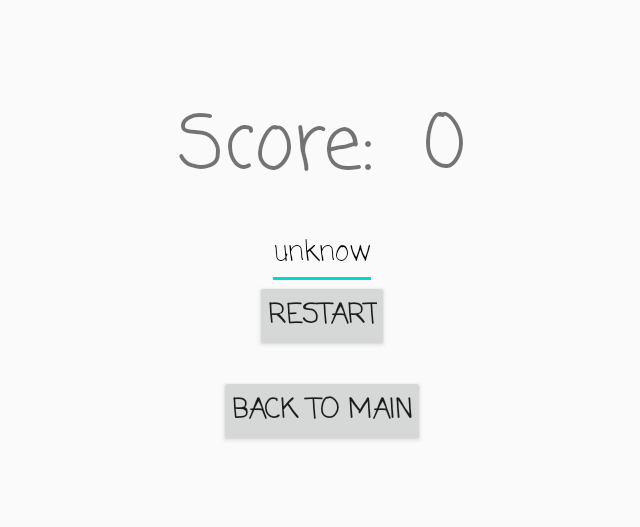
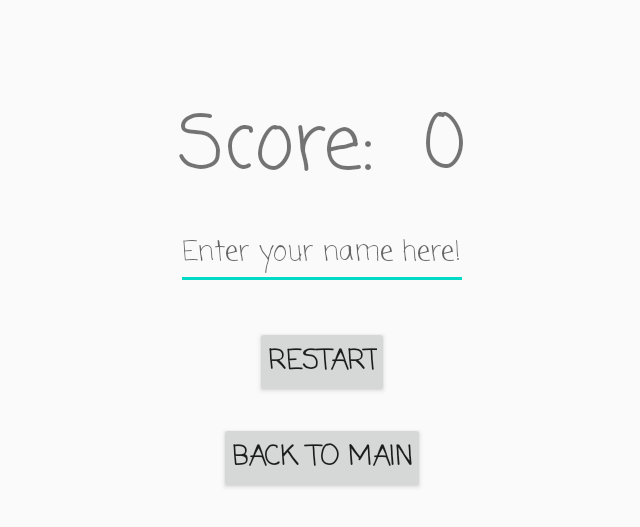
Before and after one commit to ZEZAY/PaPaDot, an Android app: the GameOverActivity screen opened directly, with no data from a screen before it, on a phone screen of 824 x 412 dp (held sideways). Shown: the top 527 px of the screen, without its empty margins (296-936 px from the left). Run offline under Robolectric (Android 15) with nearby library versions, the phone set to English and light mode, and no system bars; our stand-ins replace Firebase (no records; nobody signed in at launch, a user with empty details on screens opened directly); 1 statement that could not run was skipped.

Commit message:
enter name bug

```diff
--- a/app/src/main/java/com/zaga/papadot/GameOverActivity.java
+++ b/app/src/main/java/com/zaga/papadot/GameOverActivity.java
@@ -48,11 +48,19 @@ public class GameOverActivity extends AppCompatActivity {
                 startActivity(new Intent(GameOverActivity.this, MainActivity.class));
             }
         });
+
+        findViewById(R.id.ed_player_name).setOnClickListener(new View.OnClickListener() {
+            @Override
+            public void onClick(View v) {
+                ((EditText) findViewById(R.id.ed_player_name)).setText("");
+            }
+        });
     }
 
     private void saveScoreToDatabase(int score) {
         // get player's name
         String playerName = ((EditText) findViewById(R.id.ed_player_name)).getText().toString();
+        if (playerName.isEmpty()) playerName = "unknow";
         // new Ranker
         Ranker ranker = new Ranker(playerName, score);
         MainActivity.topRanker = ranker;
--- a/app/src/main/res/layout/activity_game_over.xml
+++ b/app/src/main/res/layout/activity_game_over.xml
@@ -19,9 +19,9 @@
         android:id="@+id/ed_player_name"
         android:layout_width="wrap_content"
         android:layout_height="wrap_content"
-        android:text="unknow"
+        android:hint="Enter your name here!"
         android:textSize="18sp"
-        android:textColor="#000"
+        android:textColor="#FF0000"
         android:fontFamily="casual"
         android:layout_centerHorizontal="true"
         android:layout_below="@+id/txt_score"
@@ -37,8 +37,8 @@
         android:padding="8dp"
         android:fontFamily="casual"
         android:layout_centerHorizontal="true"
-        android:layout_below="@+id/txt_score"
-        android:layout_marginTop="50dp"
+        android:layout_below="@+id/ed_player_name"
+        android:layout_marginTop="16dp"
         />
 
     <Button
@@ -52,7 +52,7 @@
         android:fontFamily="casual"
         android:layout_centerHorizontal="true"
         android:layout_below="@+id/btn_restart"
-        android:layout_marginTop="15dp"
+        android:layout_marginTop="16dp"
         />
 
 </RelativeLayout>
```
Also changed, not shown: 1 other file.
